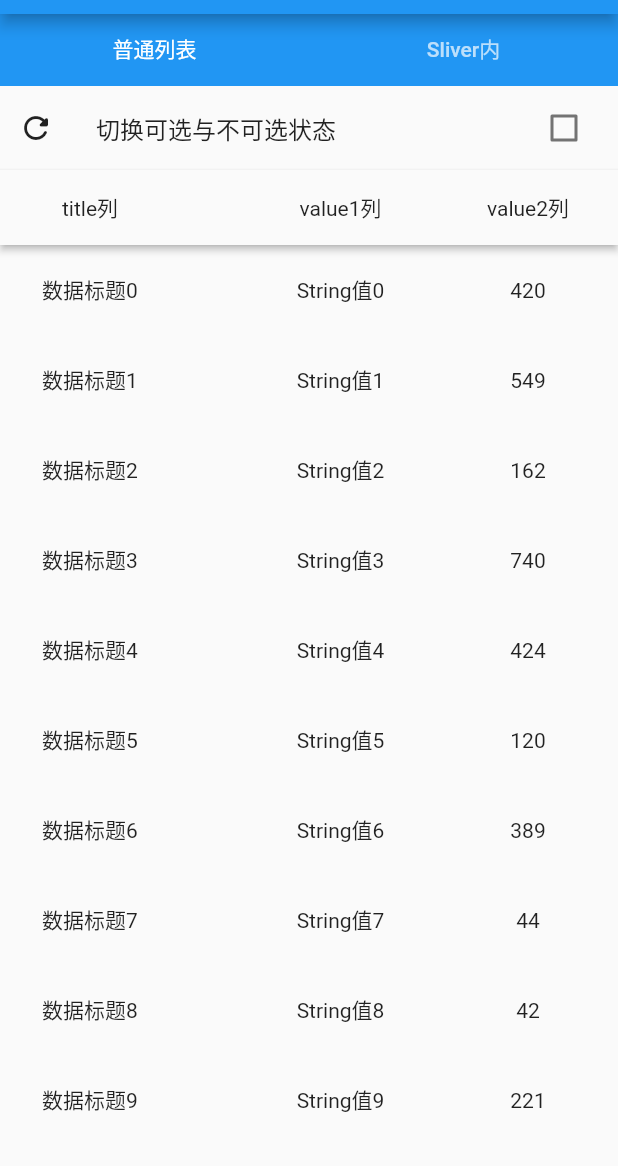
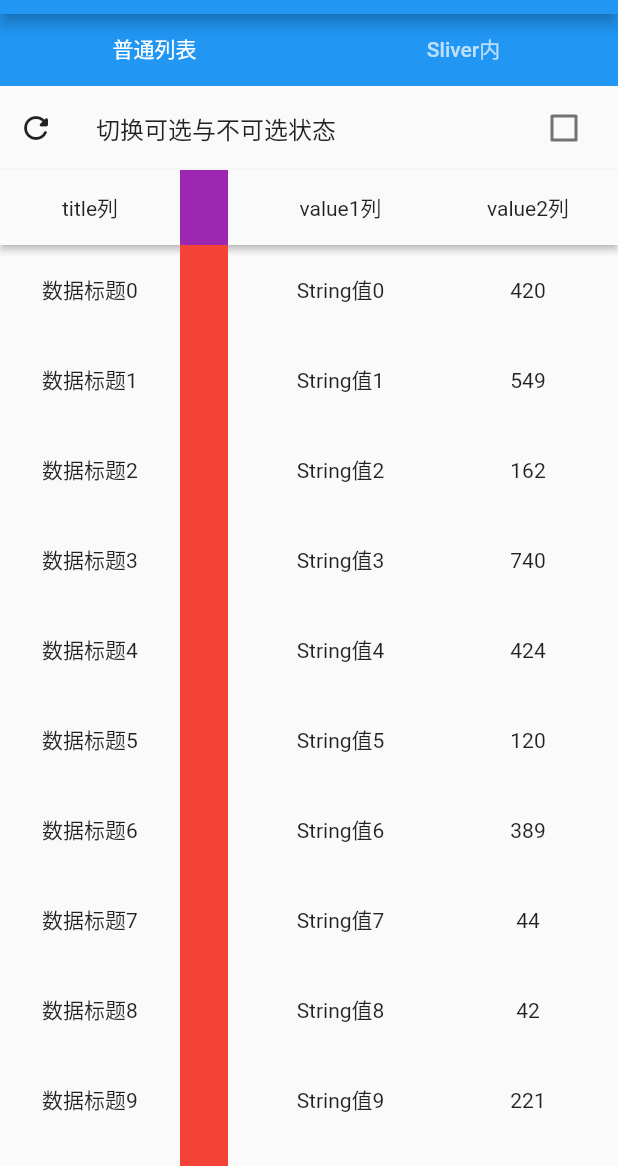
Before and after one commit to AAAAAApril/flexible_scrollable_table_view, a Flutter app: the screen it shows after launch, on a phone screen of 412 x 824 dp, the part 70-1236 px from its top. Run offline on Flutter 3.47's test engine with Material 2 defaults, Android fonts, the phone set to English and light mode, and no system bars.

Commit message:
新增可选列在不可选状态下的宽度、组件、对其方式等配置。

```diff
--- a/example/lib/pages/normal_list.dart
+++ b/example/lib/pages/normal_list.dart
@@ -73,8 +73,14 @@ class _NormalListState extends State<NormalList> {
             onChanged: onChanged,
           ),
         ),
-        unSelectableName: (context, fixedSize) => const ColoredBox(color: Colors.purple),
-        unSelectableInfo: (context, fixedSize, data) => const ColoredBox(color: Colors.red),
+        unSelectableName: (context, fixedSize) => SizedBox.fromSize(
+          size: fixedSize,
+          child: const ColoredBox(color: Colors.purple),
+        ),
+        unSelectableInfo: (context, fixedSize, data) => SizedBox.fromSize(
+          size: fixedSize,
+          child: const ColoredBox(color: Colors.red),
+        ),
       ),
     };
     final Set<FlexibleColumn<TableDataBean>> scrollableColumns = {
```
